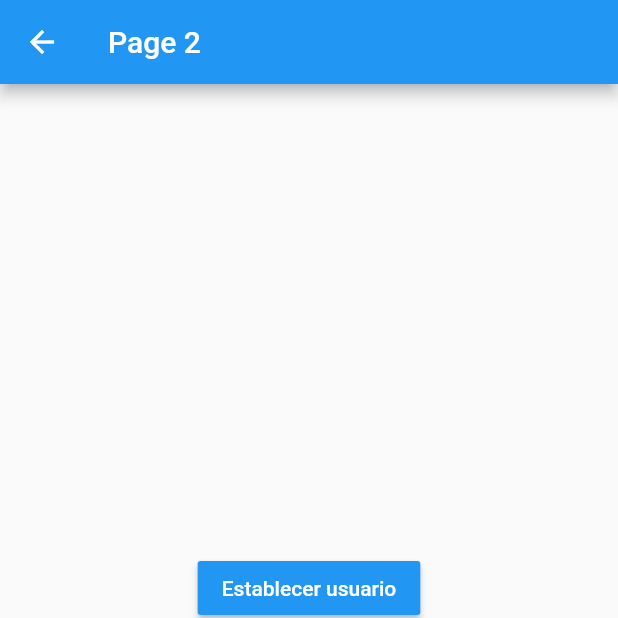
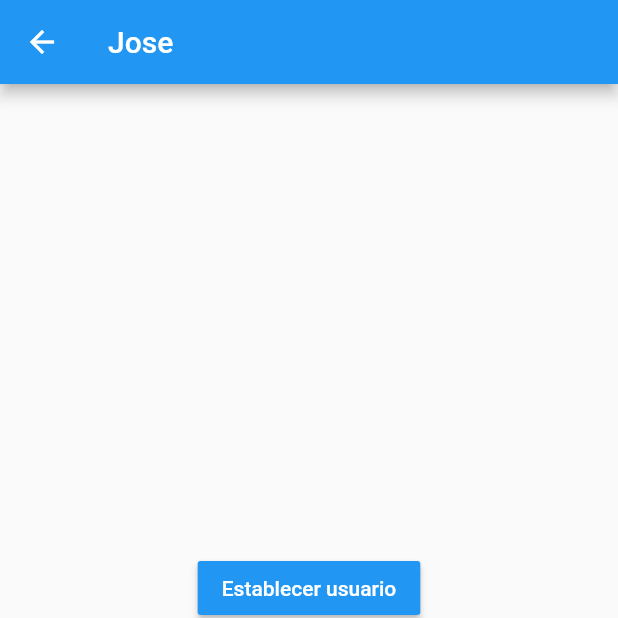
Before and after one commit to Jeluchez/flutter-practices, a Flutter app: the Page2 screen opened by its route, after a tap on "Establecer usuario", on a phone screen of 412 x 824 dp, the top half of it. Run offline on Flutter 3.47's test engine with Material 2 defaults, Android fonts, the phone set to English and light mode, and no system bars; our stand-ins replace flutter_svg; accounts and stored records are empty.

Commit message:
finish singlenton

```diff
--- a/Fernando_herrera_flutter_avanzado/estados/lib/models/usuario.dart
+++ b/Fernando_herrera_flutter_avanzado/estados/lib/models/usuario.dart
@@ -1,10 +1,8 @@
 // ignore: non_constant_identifier_names
-class Usuario{
-
-  String? nombre;
+class Usuario {
+  String nombre;
   int? edad;
   List<String>? profesiones;
 
-  Usuario({this.nombre, this.edad, this.profesiones})
-
+  Usuario({required this.nombre, this.edad, this.profesiones});
 }
--- a/Fernando_herrera_flutter_avanzado/estados/lib/pages/page_1.dart
+++ b/Fernando_herrera_flutter_avanzado/estados/lib/pages/page_1.dart
@@ -1,3 +1,5 @@
+import 'package:estados/models/usuario.dart';
+import 'package:estados/services/usuario.dart';
 import 'package:flutter/material.dart';
 
 class Page1 extends StatelessWidget {
@@ -7,7 +9,16 @@
   Widget build(BuildContext context) {
     return Scaffold(
         appBar: AppBar(title: const Text('Page 1')),
-        body: InformacionUsuario(),
+        body: StreamBuilder(
+          stream: usuarioService.usuarioStream,
+          builder: (BuildContext context, AsyncSnapshot<Usuario> snapshot) {
+            return snapshot.hasData
+                ? InformacionUsuario(usuario: snapshot.data as Usuario)
+                : const Center(
+                    child: Text('No hay información del usuario'),
+                  );
+          },
+        ),
         floatingActionButton: FloatingActionButton(
             child: const Icon(Icons.accessibility_new),
             onPressed: () => Navigator.pushNamed(context, 'pagina2')));
@@ -15,6 +26,10 @@
 }
 
 class InformacionUsuario extends StatelessWidget {
+  Usuario usuario;
+
+  InformacionUsuario({Key? key,  required this.usuario}) : super(key: key);
+
   @override
   Widget build(BuildContext context) {
     return Container(
@@ -23,17 +38,17 @@
       padding: const EdgeInsets.all(20.0),
       child: Column(
         crossAxisAlignment: CrossAxisAlignment.start,
-        children: const [
-          Text('General',
+        children: [
+          const Text('General',
               style: TextStyle(fontSize: 18, fontWeight: FontWeight.bold)),
-          Divider(),
-          ListTile(title: Text('Nombre')),
-          ListTile(title: Text('Edad')),
-          Text('Profesiones',
+          const Divider(),
+          ListTile(title: Text('Nombre: ${usuario.nombre}')),
+          ListTile(title: Text('Edad ${usuario.edad}')),
+          const Text('Profesiones',
               style: TextStyle(fontSize: 18, fontWeight: FontWeight.bold)),
-          ListTile(title: Text('Profesion 1')),
-          ListTile(title: Text('Profesion 2')),
-          ListTile(title: Text('Profesion 3'))
+          const ListTile(title: Text('Profesion 1:')),
+          const ListTile(title: Text('Profesion 2:')),
+          const ListTile(title: Text('Profesion 3:'))
         ],
       ),
     );
--- a/Fernando_herrera_flutter_avanzado/estados/lib/pages/page_2.dart
+++ b/Fernando_herrera_flutter_avanzado/estados/lib/pages/page_2.dart
@@ -1,3 +1,5 @@
+import 'package:estados/models/usuario.dart';
+import 'package:estados/services/usuario.dart';
 import 'package:flutter/material.dart';
 
 class Page2 extends StatelessWidget {
@@ -6,29 +8,68 @@
   @override
   Widget build(BuildContext context) {
     return Scaffold(
-      appBar: AppBar(title: const Text('Page 2')),
+      appBar: AppBar(
+        title: StreamBuilder(
+            stream: usuarioService.usuarioStream,
+            builder: (BuildContext context, AsyncSnapshot<Usuario> snapshot) {
+              return snapshot.hasData
+                  ? Text(usuarioService.usuario.nombre)
+                  : const Text('Page2');
+            }),
+      ),
       body: Center(
-        child: Column(
-          mainAxisAlignment: MainAxisAlignment.center,
+          child: Column(
+        mainAxisAlignment: MainAxisAlignment.center,
         children: [
           MaterialButton(
-            child: const Text('Establecer usuario', style: TextStyle(color: Colors.white),),
+            child: const Text(
+              'Establecer usuario',
+              style: TextStyle(color: Colors.white),
+            ),
+            color: Colors.blue,
+            onPressed: () {
+              final newUser = Usuario(
+                  nombre: 'Jose',
+                  edad: 28,
+                  profesiones: ['Docente', 'Developer']);
+              usuarioService.cargarUsuario(newUser);
+            },
+          ),
+          MaterialButton(
+            child: const Text(
+              'Cambiar edad',
+              style: TextStyle(color: Colors.white),
+            ),
+            color: Colors.blue,
+            onPressed: () {
+              usuarioService.cambiarEdad(30);
+            },
+          ),
+          MaterialButton(
+            child: const Text(
+              'Añadir Profesión',
+              style: TextStyle(color: Colors.white),
+            ),
             color: Colors.blue,
             onPressed: () {},
           ),
-          MaterialButton(
-            child: const Text('Cambiar edad', style: TextStyle(color: Colors.white),),
-            color: Colors.blue,
-            onPressed: () {},
-          ),
-           MaterialButton(
-            child: const Text('Añadir Profesión', style: TextStyle(color: Colors.white),),
-            color: Colors.blue,
-            onPressed: () {},
-          ),
-
         ],
       )),
     );
   }
 }
+
+// class CustomAppBar extends StatelessWidget implements PreferredSizeWidget {
+//   const CustomAppBar({
+//     Key? key,
+//   })  : preferredSize = const Size.fromHeight(60.0),
+//         super(key: key);
+
+//   @override
+//   Widget build(BuildContext context) {
+//     return AppBar(title: const Text('Page 1'));
+//   }
+
+//   @override
+//   final Size preferredSize;
+// }
--- /dev/null
+++ b/Fernando_herrera_flutter_avanzado/estados/lib/services/usuario.dart
@@ -0,0 +1,32 @@
+import 'dart:async';
+import 'package:estados/models/usuario.dart';
+
+class _UsuarioService {
+  Usuario? _usuario;
+
+  // structure the allow to re-render when a property data change
+  final StreamController<Usuario> _usuarioStreamController =
+      StreamController<Usuario>.broadcast();
+
+  Usuario get usuario => _usuario!;
+  bool get existeUsuario => (_usuario != null) ? true : false;
+
+  Stream<Usuario> get usuarioStream => _usuarioStreamController.stream;
+
+  void cargarUsuario(Usuario user) {
+    _usuario = user;
+    // Add user to the string, in order the when change data, the app be re-rendered
+    _usuarioStreamController.add(user);
+  }
+
+  void cambiarEdad(int edad) {
+    _usuario?.edad = edad;
+    _usuarioStreamController.add(usuario);
+  }
+
+  dispose() {
+    _usuarioStreamController.close();
+  }
+}
+
+final usuarioService = _UsuarioService();
```
Also changed, not shown: 1 other file.
